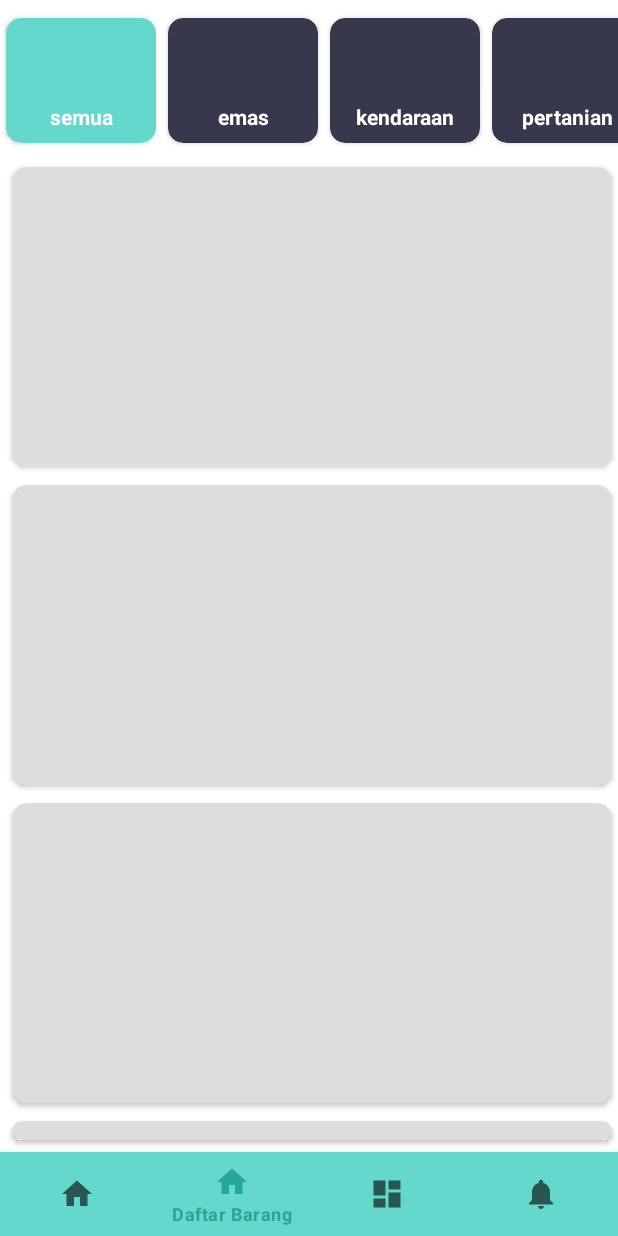
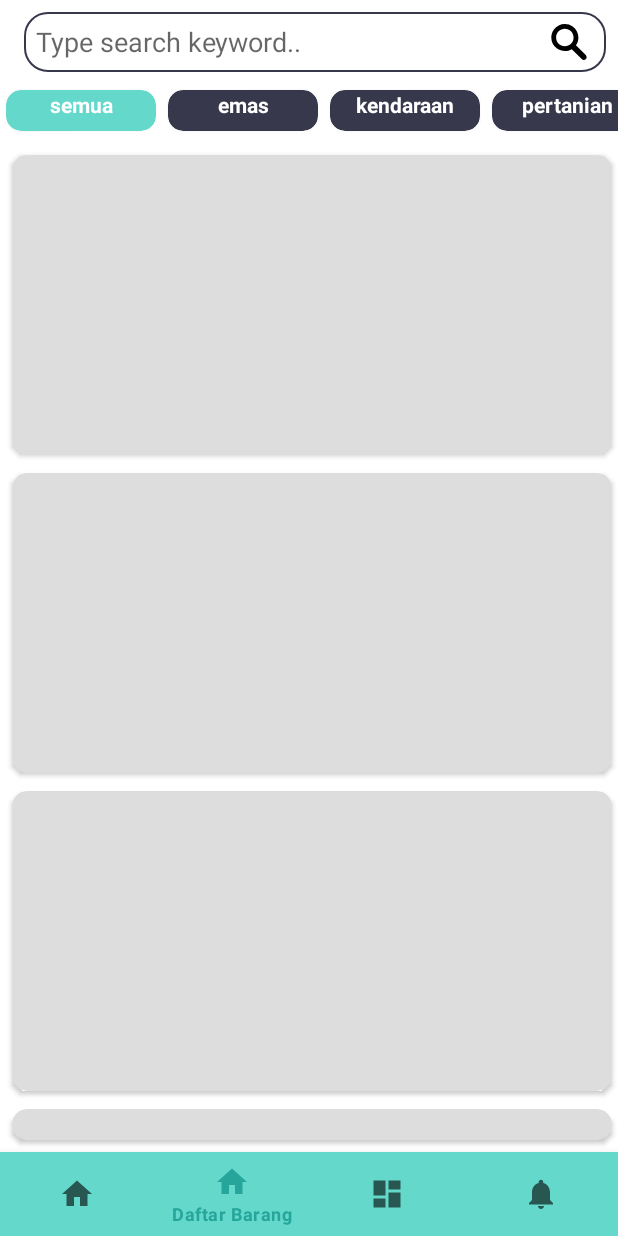
Before and after one commit to duanxyz/android-lelang, an Android app: the HomeFragment screen opened directly, with no data from a screen before it, item 2 of the bottom bar chosen, on a phone screen of 412 x 824 dp. Run offline under Robolectric (Android 15) with nearby library versions, the phone set to English and light mode, and no system bars; our stand-ins replace Dagger/Hilt's generated code, Room's generated code, RxJava, Shimmer, data binding and 2 more; libraries missing offline, so code that uses them is left out: androidx.paging, com.ramotion.foldingcell; pictures from the network do not load; 16 statements that could not run were skipped.

Commit message:
search not success

```diff
--- a/app/src/main/java/com/example/lelangonline/network/main/MainApi.java
+++ b/app/src/main/java/com/example/lelangonline/network/main/MainApi.java
@@ -26,26 +26,13 @@ public interface MainApi {
     Call<ResponseMember> memberRequest(@Path("id") int id);
 
     @GET("items")
-    Flowable<Response> getTopHead(@Query("page") int page,
-                                  @Query("limit") int size);
+    Flowable<Response> getItem(@Query("page") int page,
+                                  @Query("limit") int size,
+                                  @Query("category") String category,
+                                  @Query("keyword") String keyword);
     @GET("items")
     Flowable<Response> getCategoryData(@Query("page") int page,
                                        @Query("limit") int size,
                                        @Query("category") String category);
 
-//    @GET("top-headlines")
-//    Flowable<Response> getCategoryData(
-//            @Query("category") String query,
-//            @Query("page") int page,
-//            @Query("pageSize") int size,
-//            @Query("apiKey") String apiKey);
-//
-//    @GET("everything")
-//    Flowable<Response> getEverythingSearch(
-//            @Query("q") String query,
-//            @Query("page") int page,
-//            @Query("pageSize") int size,
-//            @Query("apiKey") String apiKey);
-
-
 }
--- a/app/src/main/java/com/example/lelangonline/ui/MainRepository.java
+++ b/app/src/main/java/com/example/lelangonline/ui/MainRepository.java
@@ -71,8 +71,8 @@ public class MainRepository {
         newsDao.insertBarang(response.getData());
     }
 
-    public Flowable<Response> fetchFromApi(int page, int size, String category) {
-        return mainApi.getCategoryData(page, size, category)
+    public Flowable<Response> fetchFromApi(int page, int size, String category, String search) {
+        return mainApi.getItem(page, size, category, search)
                 .timeout(3, TimeUnit.SECONDS)
                 .subscribeOn(Schedulers.io());
     }
--- a/app/src/main/java/com/example/lelangonline/ui/barang/BarangFragment.java
+++ b/app/src/main/java/com/example/lelangonline/ui/barang/BarangFragment.java
@@ -20,6 +20,7 @@ import android.view.LayoutInflater;
 import android.view.View;
 import android.view.ViewGroup;
 import android.view.animation.AccelerateInterpolator;
+import android.widget.Toast;
 
 import com.bumptech.glide.RequestManager;
 import com.bumptech.glide.request.RequestOptions;
@@ -66,7 +67,7 @@ public class BarangFragment extends DaggerFragment {
     public void onCreate(@Nullable Bundle savedInstanceState) {
         super.onCreate(savedInstanceState);
         viewModel = new ViewModelProvider(this, providerFactory).get(BarangViewModel.class);
-        viewModel.fetchTopNewsData();
+        viewModel.  fetchTopNewsData();
     }
 
     @Override
@@ -162,6 +163,8 @@ public class BarangFragment extends DaggerFragment {
                         stopShimmer();
                         binding.homeRV.setVisibility(View.VISIBLE);
                         binding.noInternetContainer.getRoot().setVisibility(View.GONE);
+//                    case EMPTY:
+//                        Toast.makeText(getActivity(), "Field is empty!", Toast.LENGTH_SHORT).show();
                 }
 
             }
--- /dev/null
+++ b/app/src/main/res/drawable-xhdpi/ic_search.xml
@@ -0,0 +1,6 @@
+<vector android:height="24dp" android:viewportHeight="136.21852"
+    android:viewportWidth="136" android:width="24dp" xmlns:android="http://schemas.android.com/apk/res/android">
+    <path android:fillAlpha="1" android:fillColor="#000000"
+        android:fillType="nonZero"
+        android:pathData="M94.148,80.832C110.5,57.742 105.031,25.77 81.941,9.422C58.852,-6.926 26.879,-1.461 10.531,21.633C-5.816,44.723 -0.352,76.691 22.742,93.039C39.223,104.707 61.012,105.605 78.395,95.34L116.164,132.883C120.242,137.176 127.027,137.348 131.32,133.27C135.613,129.195 135.785,122.41 131.711,118.117C131.582,117.98 131.457,117.855 131.32,117.727ZM52.309,84.332C34.063,84.336 19.27,69.555 19.258,51.309C19.254,33.063 34.035,18.27 52.285,18.262C70.508,18.254 85.293,33.012 85.328,51.234C85.359,69.484 70.586,84.301 52.332,84.332C52.324,84.332 52.32,84.332 52.309,84.332ZM52.309,84.332" android:strokeColor="#00000000"/>
+</vector>
--- /dev/null
+++ b/app/src/main/res/drawable-xhdpi/raduis_black_corner.xml
@@ -0,0 +1,7 @@
+<?xml version="1.0" encoding="utf-8"?>
+<shape xmlns:android="http://schemas.android.com/apk/res/android">
+
+    <solid android:color="@color/white"/>
+    <corners android:radius="15dp"/>
+    <stroke android:width="1dp" android:color="@color/dark"/>
+</shape>
--- a/app/src/main/res/layout/fragment_barang.xml
+++ b/app/src/main/res/layout/fragment_barang.xml
@@ -10,6 +10,9 @@
         <variable
             name="reqManager"
             type="com.bumptech.glide.RequestManager" />
+        <variable
+            name="viewModel"
+            type="com.example.lelangonline.ui.barang.BarangViewModel" />
     </data>
 
     <FrameLayout
@@ -102,6 +105,46 @@
 <!--                    app:layout_constraintEnd_toEndOf="parent"-->
 <!--                    app:layout_constraintTop_toTopOf="parent"-->
 <!--                    android:contentDescription="@string/flagImage" />-->
+                <androidx.constraintlayout.widget.ConstraintLayout
+                    android:id="@+id/constraintLayout"
+                    android:layout_width="0dp"
+                    android:layout_height="40dp"
+                    android:layout_marginStart="16dp"
+                    android:layout_marginTop="8dp"
+                    android:layout_marginEnd="8dp"
+                    android:background="@drawable/raduis_black_corner"
+                    app:layout_constraintEnd_toEndOf="parent"
+                    app:layout_constraintStart_toStartOf="parent"
+                    app:layout_constraintTop_toTopOf="parent">
+
+                    <EditText
+                        android:id="@+id/searchEditText"
+                        android:layout_width="0dp"
+                        android:layout_height="0dp"
+                        android:background="@null"
+                        android:ellipsize="end"
+                        android:hint="@string/type_search_keyword"
+                        android:maxLines="1"
+                        android:paddingStart="8dp"
+                        android:paddingEnd="8dp"
+                        app:layout_constraintBottom_toBottomOf="parent"
+                        app:layout_constraintEnd_toStartOf="@+id/searchButton"
+                        app:layout_constraintStart_toStartOf="parent"
+                        app:layout_constraintTop_toTopOf="parent" />
+
+                    <ImageButton
+                        android:id="@+id/searchButton"
+                        android:layout_width="50dp"
+                        android:layout_height="0dp"
+                        android:background="@null"
+                        android:onClick="@{()-> viewModel.searchArticles(searchEditText.getText().toString())}"
+                        android:padding="8dp"
+                        android:src="@drawable/ic_search"
+                        app:layout_constraintBottom_toBottomOf="parent"
+                        app:layout_constraintEnd_toEndOf="parent"
+                        app:layout_constraintTop_toTopOf="parent" />
+                </androidx.constraintlayout.widget.ConstraintLayout>
+
                 <androidx.recyclerview.widget.RecyclerView
                     android:id="@+id/categoryItemsRV"
                     android:layout_width="0dp"
@@ -111,7 +154,7 @@
                     app:layout_scrollFlags="scroll|enterAlways"
                     app:layout_constraintEnd_toEndOf="parent"
                     app:layout_constraintStart_toStartOf="parent"
-                    app:layout_constraintTop_toTopOf="parent" />
+                    app:layout_constraintTop_toBottomOf="@+id/constraintLayout" />
 
 
                 <androidx.recyclerview.widget.RecyclerView
--- a/app/src/main/res/layout/rv_category_layout.xml
+++ b/app/src/main/res/layout/rv_category_layout.xml
@@ -58,22 +58,22 @@
                     app:layout_constraintStart_toStartOf="parent"
                     tools:text="Movies" />
 
-                <ImageView
-                    android:id="@+id/imageView7"
-                    categoryImage="@{category.second}"
-                    android:layout_width="40dp"
-                    android:layout_height="40dp"
-                    android:layout_gravity="center_horizontal"
-                    android:layout_marginStart="8dp"
-                    android:layout_marginTop="8dp"
-                    android:layout_marginEnd="8dp"
-                    android:layout_marginBottom="8dp"
-                    android:backgroundTint="@color/silver"
-                    android:padding="8dp"
-                    app:layout_constraintBottom_toTopOf="@+id/textView6"
-                    app:layout_constraintEnd_toEndOf="parent"
-                    app:layout_constraintStart_toStartOf="parent"
-                    app:layout_constraintTop_toTopOf="parent" />
+<!--                <ImageView-->
+<!--                    android:id="@+id/imageView7"-->
+<!--                    categoryImage="@{category.second}"-->
+<!--                    android:layout_width="40dp"-->
+<!--                    android:layout_height="40dp"-->
+<!--                    android:layout_gravity="center_horizontal"-->
+<!--                    android:layout_marginStart="8dp"-->
+<!--                    android:layout_marginTop="8dp"-->
+<!--                    android:layout_marginEnd="8dp"-->
+<!--                    android:layout_marginBottom="8dp"-->
+<!--                    android:backgroundTint="@color/silver"-->
+<!--                    android:padding="8dp"-->
+<!--                    app:layout_constraintBottom_toTopOf="@+id/textView6"-->
+<!--                    app:layout_constraintEnd_toEndOf="parent"-->
+<!--                    app:layout_constraintStart_toStartOf="parent"-->
+<!--                    app:layout_constraintTop_toTopOf="parent" />-->
 
             </androidx.constraintlayout.widget.ConstraintLayout>
 
--- a/app/src/main/res/layout/rv_home_layout.xml
+++ b/app/src/main/res/layout/rv_home_layout.xml
@@ -97,7 +97,7 @@
                     android:textColor="#fff"
                     android:textSize="24sp"
                     android:textStyle="bold"
-                    android:text="@{dataItem.category}"
+                    android:text="@{dataItem.itemName}"
                     android:layout_marginLeft="10dp"
                     android:layout_marginTop="30dp"
                     app:layout_constraintBottom_toTopOf="@+id/articleTitle"
```
Also changed, not shown: app/src/main/java/com/example/lelangonline/di/main/fragment/home/HomeModule.java (+12 -17 lines), app/src/main/java/com/example/lelangonline/paging/main/barang/BarangDataSource.java (+5 -3 lines), app/src/main/java/com/example/lelangonline/paging/main/barang/BarangDataSourceFactory.java (+7 -1 lines), app/src/main/java/com/example/lelangonline/paging/main/home/HomeDataSource.java (deleted, +0 -83 lines), app/src/main/java/com/example/lelangonline/paging/main/home/HomeDataSourceFactory.java (deleted, +0 -37 lines), app/src/main/java/com/example/lelangonline/ui/barang/BarangViewModel.java (+13 -1 lines), app/src/main/java/com/example/lelangonline/ui/home/HomeAdapter.java (deleted, +0 -63 lines), app/src/main/java/com/example/lelangonline/ui/home/HomeFragment.java (+3 -45 lines), app/src/main/java/com/example/lelangonline/ui/home/HomeViewModel.java (+5 -11 lines).
